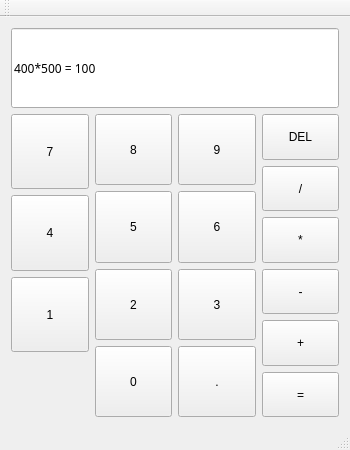
goneyacine/CalculatorApp, file CalculatorApp/CalculatorApp.ui: the form before one commit.
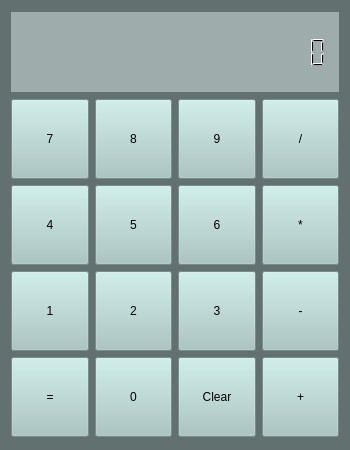
The form after the commit. Icons and pictures are not drawn.

What changed in the file:
```diff
--- a/CalculatorApp/CalculatorApp.ui
+++ b/CalculatorApp/CalculatorApp.ui
@@ -31,36 +31,54 @@
   <property name="windowTitle">
    <string>CalculatorApp</string>
   </property>
+  <property name="styleSheet">
+   <string notr="true">background-color: rgb(69, 81, 79);</string>
+  </property>
   <widget class="QWidget" name="centralWidget">
+   <property name="styleSheet">
+    <string notr="true">background-color: rgb(98, 113, 111);</string>
+   </property>
    <layout class="QVBoxLayout" name="verticalLayout_2">
     <item>
-     <widget class="QLineEdit" name="outputField">
+     <widget class="QLCDNumber" name="outputField">
       <property name="sizePolicy">
-       <sizepolicy hsizetype="Expanding" vsizetype="MinimumExpanding">
+       <sizepolicy hsizetype="MinimumExpanding" vsizetype="Expanding">
         <horstretch>0</horstretch>
         <verstretch>0</verstretch>
        </sizepolicy>
       </property>
       <property name="maximumSize">
        <size>
-        <width>1200</width>
+        <width>16777215</width>
         <height>80</height>
        </size>
       </property>
-      <property name="font">
-       <font>
-        <family>Yu Gothic UI Semilight</family>
-       </font>
+      <property name="styleSheet">
+       <string notr="true">color: rgb(0, 0, 0);
+selection-color: rgb(255, 255, 255);
+background-color: rgb(158, 172, 172);</string>
       </property>
-      <property name="text">
-       <string>400*500 = 100</string>
+      <property name="frameShape">
+       <enum>QFrame::NoFrame</enum>
       </property>
-      <property name="readOnly">
-       <bool>true</bool>
+      <property name="frameShadow">
+       <enum>QFrame::Sunken</enum>
       </property>
-      <property name="clearButtonEnabled">
+      <property name="lineWidth">
+       <number>10</number>
+      </property>
+      <property name="smallDecimalPoint">
        <bool>false</bool>
       </property>
+      <property name="digitCount">
+       <number>20</number>
+      </property>
+      <property name="value" stdset="0">
+       <double>0.000000000000000</double>
+      </property>
+      <property name="intValue" stdset="0">
+       <number>0</number>
+      </property>
      </widget>
     </item>
     <item>
@@ -81,6 +99,9 @@
             <height>80</height>
            </size>
           </property>
+          <property name="styleSheet">
+           <string notr="true">background-color: rgb(165, 198, 194);</string>
+          </property>
           <property name="text">
            <string>7</string>
           </property>
@@ -100,6 +121,9 @@
             <height>80</height>
            </size>
           </property>
+          <property name="styleSheet">
+           <string notr="true">background-color: rgb(165, 198, 194);</string>
+          </property>
           <property name="text">
            <string>4</string>
           </property>
@@ -128,26 +152,35 @@
             <height>80</height>
            </size>
           </property>
+          <property name="styleSheet">
+           <string notr="true">background-color: rgb(165, 198, 194);</string>
+          </property>
           <property name="text">
            <string>1</string>
           </property>
          </widget>
         </item>
         <item>
-         <spacer name="verticalSpacer">
-          <property name="orientation">
-           <enum>Qt::Vertical</enum>
+         <widget class="QPushButton" name="equal">
+          <property name="sizePolicy">
+           <sizepolicy hsizetype="Expanding" vsizetype="Expanding">
+            <horstretch>0</horstretch>
+            <verstretch>0</verstretch>
+           </sizepolicy>
           </property>
-          <property name="sizeType">
-           <enum>QSizePolicy::Fixed</enum>
-          </property>
-          <property name="sizeHint" stdset="0">
+          <property name="maximumSize">
            <size>
-            <width>2</width>
-            <height>65</height>
+            <width>80</width>
+            <height>80</height>
            </size>
           </property>
-         </spacer>
+          <property name="styleSheet">
+           <string notr="true">background-color: rgb(165, 198, 194);</string>
+          </property>
+          <property name="text">
+           <string>=</string>
+          </property>
+         </widget>
         </item>
        </layout>
       </item>
@@ -167,6 +200,9 @@
             <height>80</height>
            </size>
           </property>
+          <property name="styleSheet">
+           <string notr="true">background-color: rgb(165, 198, 194);</string>
+          </property>
           <property name="text">
            <string>8</string>
           </property>
@@ -186,6 +222,9 @@
             <height>80</height>
            </size>
           </property>
+          <property name="styleSheet">
+           <string notr="true">background-color: rgb(165, 198, 194);</string>
+          </property>
           <property name="text">
            <string>5</string>
           </property>
@@ -205,6 +244,9 @@
             <height>80</height>
            </size>
           </property>
+          <property name="styleSheet">
+           <string notr="true">background-color: rgb(165, 198, 194);</string>
+          </property>
           <property name="text">
            <string>2</string>
           </property>
@@ -224,6 +266,9 @@
             <height>80</height>
            </size>
           </property>
+          <property name="styleSheet">
+           <string notr="true">background-color: rgb(165, 198, 194);</string>
+          </property>
           <property name="text">
            <string>0</string>
           </property>
@@ -247,6 +292,9 @@
             <height>80</height>
            </size>
           </property>
+          <property name="styleSheet">
+           <string notr="true">background-color: rgb(165, 198, 194);</string>
+          </property>
           <property name="text">
            <string>9</string>
           </property>
@@ -266,6 +314,9 @@
             <height>80</height>
            </size>
           </property>
+          <property name="styleSheet">
+           <string notr="true">background-color: rgb(165, 198, 194);</string>
+          </property>
           <property name="text">
            <string>6</string>
           </property>
@@ -285,6 +336,9 @@
             <height>80</height>
            </size>
           </property>
+          <property name="styleSheet">
+           <string notr="true">background-color: rgb(165, 198, 194);</string>
+          </property>
           <property name="text">
            <string>3</string>
           </property>
@@ -304,8 +358,11 @@
             <height>80</height>
            </size>
           </property>
+          <property name="styleSheet">
+           <string notr="true">background-color: rgb(165, 198, 194);</string>
+          </property>
           <property name="text">
-           <string>.</string>
+           <string>Clear</string>
           </property>
          </widget>
         </item>
@@ -313,25 +370,6 @@
       </item>
       <item>
        <layout class="QVBoxLayout" name="verticalLayout">
-        <item>
-         <widget class="QPushButton" name="delete_2">
-          <property name="sizePolicy">
-           <sizepolicy hsizetype="Expanding" vsizetype="Expanding">
-            <horstretch>0</horstretch>
-            <verstretch>0</verstretch>
-           </sizepolicy>
-          </property>
-          <property name="maximumSize">
-           <size>
-            <width>80</width>
-            <height>80</height>
-           </size>
-          </property>
-          <property name="text">
-           <string>DEL</string>
-          </property>
-         </widget>
-        </item>
         <item>
          <widget class="QPushButton" name="division">
           <property name="sizePolicy">
@@ -346,6 +384,9 @@
             <height>80</height>
            </size>
           </property>
+          <property name="styleSheet">
+           <string notr="true">background-color: rgb(165, 198, 194);</string>
+          </property>
           <property name="text">
            <string>/</string>
           </property>
@@ -365,6 +406,9 @@
             <height>80</height>
            </size>
           </property>
+          <property name="styleSheet">
+           <string notr="true">background-color: rgb(165, 198, 194);</string>
+          </property>
           <property name="text">
            <string>*</string>
           </property>
@@ -384,6 +428,9 @@
             <height>80</height>
            </size>
           </property>
+          <property name="styleSheet">
+           <string notr="true">background-color: rgb(165, 198, 194);</string>
+          </property>
           <property name="text">
            <string>-</string>
           </property>
@@ -403,55 +450,20 @@
             <height>80</height>
            </size>
           </property>
+          <property name="styleSheet">
+           <string notr="true">background-color: rgb(165, 198, 194);</string>
+          </property>
           <property name="text">
            <string>+</string>
           </property>
          </widget>
         </item>
-        <item>
-         <widget class="QPushButton" name="equal">
-          <property name="sizePolicy">
-           <sizepolicy hsizetype="Expanding" vsizetype="Expanding">
-            <horstretch>0</horstretch>
-            <verstretch>0</verstretch>
-           </sizepolicy>
-          </property>
-          <property name="maximumSize">
-           <size>
-            <width>80</width>
-            <height>50</height>
-           </size>
-          </property>
-          <property name="text">
-           <string>=</string>
-          </property>
-         </widget>
-        </item>
        </layout>
       </item>
      </layout>
     </item>
    </layout>
   </widget>
-  <widget class="QMenuBar" name="menuBar">
-   <property name="geometry">
-    <rect>
-     <x>0</x>
-     <y>0</y>
-     <width>350</width>
-     <height>22</height>
-    </rect>
-   </property>
-  </widget>
-  <widget class="QToolBar" name="mainToolBar">
-   <attribute name="toolBarArea">
-    <enum>TopToolBarArea</enum>
-   </attribute>
-   <attribute name="toolBarBreak">
-    <bool>false</bool>
-   </attribute>
-  </widget>
-  <widget class="QStatusBar" name="statusBar"/>
  </widget>
  <layoutdefault spacing="6" margin="11"/>
  <resources>
```
Left out of the diff: 9 changed lines with no effect on the pictures.
